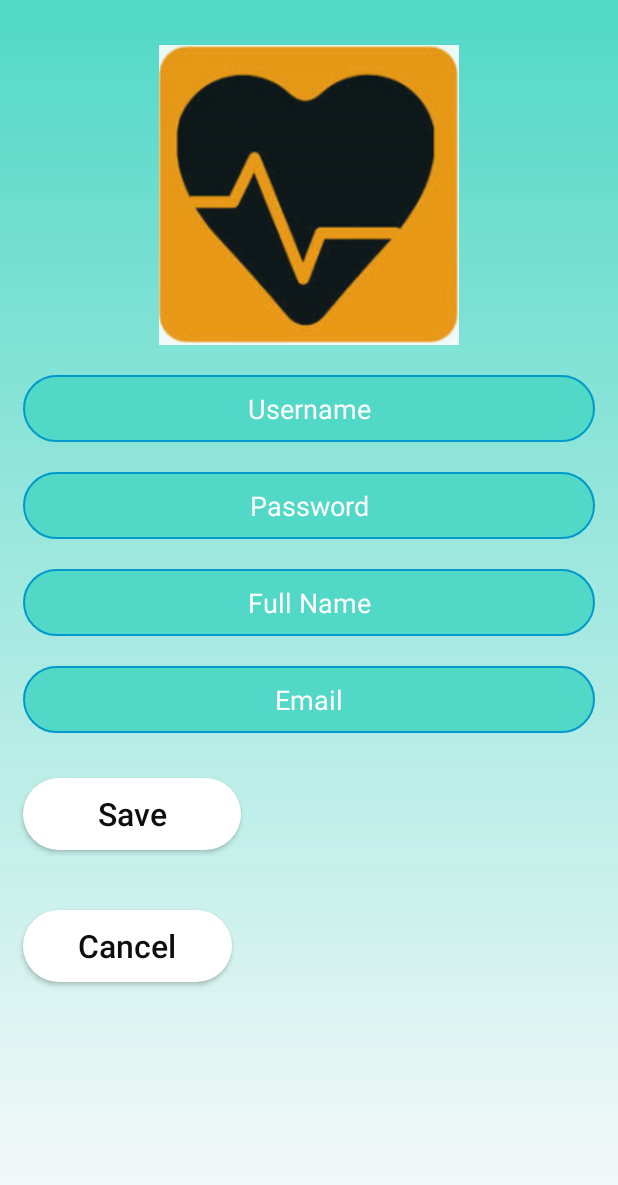
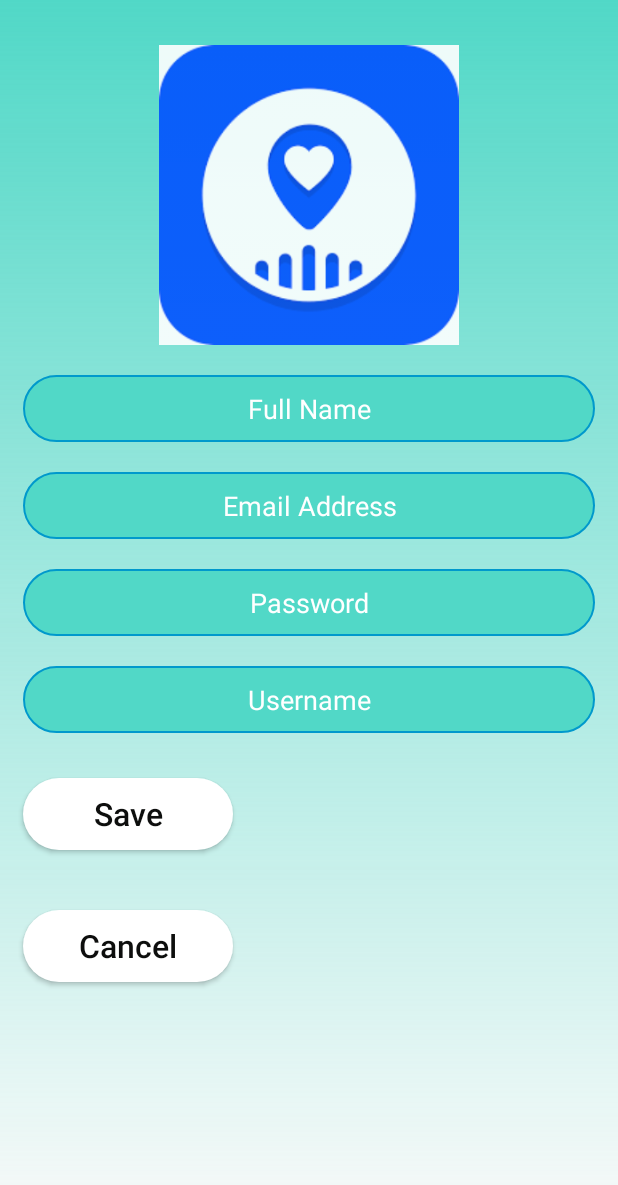
Before and after one commit to Shirin2009/HealthTracker1, an Android app: the layout user_registration.xml on its own in the app's theme, with its tools: preview values and no code run, on a phone screen of 412 x 824 dp. Shown: the top 1185 px of the screen. Run offline under Robolectric (Android 15) with nearby library versions, the phone set to English and light mode, and no system bars.

Commit message:
changed the logo

```diff
--- a/app/src/main/java/com/example/healthtracker/WelcomeActivity.kt
+++ /dev/null
@@ -1,6 +0,0 @@
-package com.example.healthtracker
-
-import android.content.Context
-
-class WelcomeActivity(private val context: Context) {
-    }
--- a/app/src/main/res/layout/activity_main.xml
+++ b/app/src/main/res/layout/activity_main.xml
@@ -21,7 +21,7 @@
             android:layout_gravity="center_horizontal"
             android:alpha=".9"
             android:scaleType="centerInside"
-            android:src="@drawable/lego" />
+            android:src="@drawable/logo" />
 
 
         <EditText
--- a/app/src/main/res/layout/activity_user_loggedin.xml
+++ b/app/src/main/res/layout/home.xml
@@ -1,5 +1,5 @@
 <?xml version="1.0" encoding="utf-8"?>
-<LinearLayout xmlns:android="http://schemas.android.com/apk/res/android"
+<androidx.constraintlayout.widget.ConstraintLayout xmlns:android="http://schemas.android.com/apk/res/android"
     android:layout_width="match_parent" android:layout_height="match_parent">
 
     <ImageView
@@ -8,7 +8,7 @@
         android:layout_gravity="center_horizontal"
         android:alpha=".9"
         android:scaleType="centerInside"
-        android:src="@drawable/lego" />
+        android:src="@drawable/logo" />
 
 
-</LinearLayout>
+</androidx.constraintlayout.widget.ConstraintLayout>
--- a/app/src/main/res/layout/user_registration.xml
+++ b/app/src/main/res/layout/user_registration.xml
@@ -12,13 +12,28 @@
         android:layout_gravity="center_horizontal"
         android:alpha=".9"
         android:scaleType="centerInside"
-        android:src="@drawable/lego" />
+        android:src="@drawable/logo"
+        />
 
     <EditText
-        android:id="@+id/username"
+        android:id="@+id/full_name"
         android:layout_width="match_parent"
         android:layout_height="wrap_content"
-        android:hint="@string/username"
+        android:layout_marginStart="15dp"
+        android:layout_marginTop="20dp"
+        android:layout_marginEnd="15dp"
+        android:background="@drawable/rounded_border"
+        android:gravity="center"
+        android:hint="@string/full_name"
+        android:inputType="textWebPassword"
+        android:padding="10dp"
+        android:textColorHint="@android:color/white" />
+
+    <EditText
+        android:id="@+id/email"
+        android:layout_width="match_parent"
+        android:layout_height="wrap_content"
+        android:hint="@string/email"
         android:inputType="textWebEmailAddress"
         android:padding="10dp"
         android:textColorHint="@android:color/white"
@@ -27,7 +42,6 @@
         android:layout_marginStart="15dp"
         android:layout_marginTop="20dp"
         android:layout_marginEnd="15dp"/>
-
 
     <EditText
         android:id="@+id/password_registration"
@@ -42,26 +56,13 @@
         android:layout_marginStart="15dp"
         android:layout_marginTop="20dp"
         android:layout_marginEnd="15dp" />
+
     <EditText
-        android:id="@+id/full_name"
+        android:id="@+id/confirm_password"
         android:layout_width="match_parent"
         android:layout_height="wrap_content"
-        android:hint="Full Name"
+        android:hint="@string/username"
         android:inputType="textWebPassword"
-        android:padding="10dp"
-        android:textColorHint="@android:color/white"
-        android:background="@drawable/rounded_border"
-        android:gravity="center"
-        android:layout_marginStart="15dp"
-        android:layout_marginTop="20dp"
-        android:layout_marginEnd="15dp" />
-
-    <EditText
-        android:id="@+id/email"
-        android:layout_width="match_parent"
-        android:layout_height="wrap_content"
-        android:hint="Email"
-        android:inputType="textWebEmailAddress"
         android:padding="10dp"
         android:textColorHint="@android:color/white"
         android:background="@drawable/rounded_border"
@@ -73,31 +74,31 @@
 
     <Button
         android:id="@+id/save"
-        android:layout_width="145dp"
+        android:layout_width="140dp"
         android:layout_height="wrap_content"
         android:layout_marginStart="15dp"
         android:layout_marginTop="30dp"
         android:layout_marginEnd="15dp"
         android:layout_marginBottom="30dp"
         android:background="@drawable/rounded_button"
-        android:text="Save"
+        android:text="@string/save"
         android:textAllCaps="false"
         android:textColor="#0D0E0D"
-        android:textSize="21dp" />
+        android:textSize="21sp" />
 
     <Button
         android:id="@+id/cancel"
-        android:layout_width="139dp"
+        android:layout_width="140dp"
         android:layout_height="wrap_content"
         android:layout_marginStart="15dp"
         android:layout_marginTop="10dp"
         android:layout_marginEnd="15dp"
         android:layout_marginBottom="30dp"
         android:background="@drawable/rounded_button"
-        android:text="Cancel"
+        android:text="@string/cancel"
         android:textAllCaps="false"
         android:textColor="#0D0E0D"
-        android:textSize="21dp" />
+        android:textSize="21sp" />
 
 
 </LinearLayout>
--- a/app/src/main/res/values/strings.xml
+++ b/app/src/main/res/values/strings.xml
@@ -6,5 +6,9 @@
     <string name="signup">SignUp</string>
     <string name="username">Username</string>
     <string name="password">Password</string>
+    <string name="full_name">Full Name</string>
+    <string name="email">Email Address</string>
+    <string name="cancel">Cancel</string>
+    <string name="save">Save</string>
 
 </resources>
```
Also changed, not shown: app/src/main/res/drawable-v24/lego.png (deleted), app/src/main/res/drawable-v24/logo.png (added).
